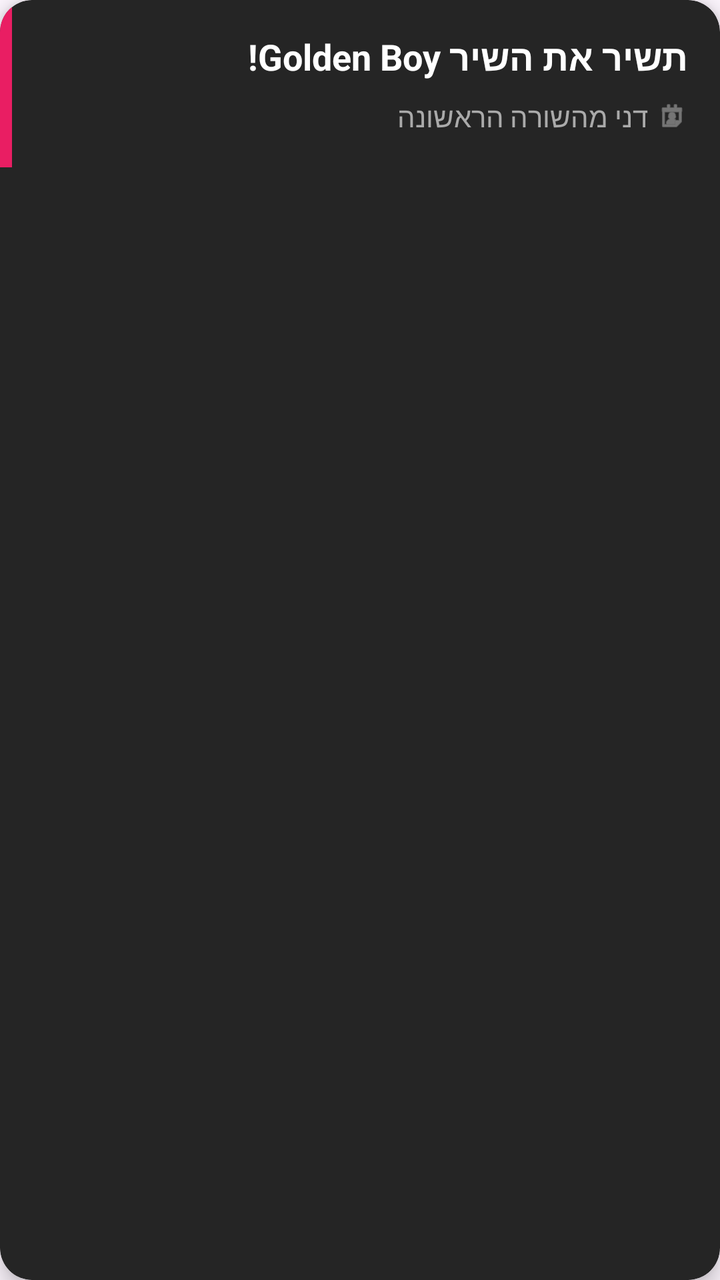
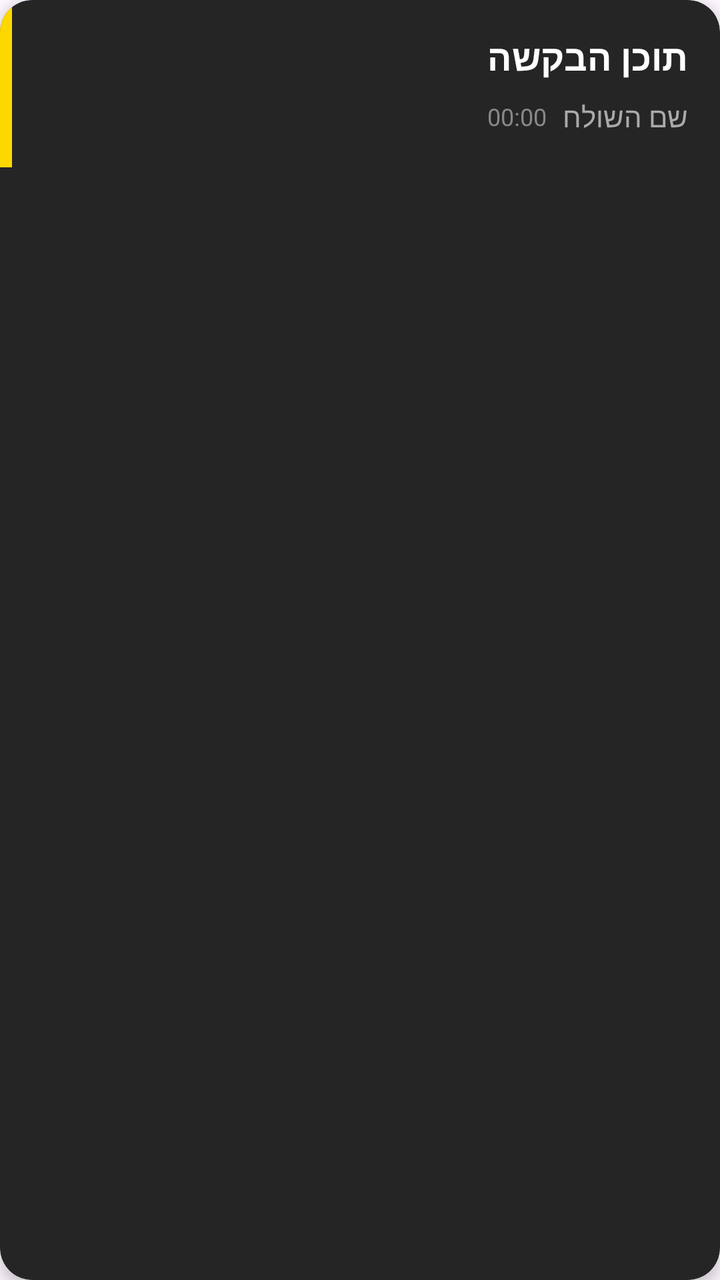

Before-and-after screenshots of an Android layout around one commit, followed by the original layout XML and the change that was made.
<!-- AndroidManifest.xml: application theme Theme.MyApplication -->
<!-- res/layout/item_request.xml -->
<?xml version="1.0" encoding="utf-8"?>
<androidx.cardview.widget.CardView xmlns:android="http://schemas.android.com/apk/res/android"
    xmlns:app="http://schemas.android.com/apk/res-auto"
    android:layout_width="match_parent"
    android:layout_height="wrap_content"
    android:layout_marginHorizontal="12dp"
    android:layout_marginVertical="6dp"
    app:cardCornerRadius="16dp"
    app:cardElevation="6dp"
    app:cardBackgroundColor="#252525">

    <LinearLayout
        android:layout_width="match_parent"
        android:layout_height="wrap_content"
        android:orientation="horizontal">

        <View
            android:layout_width="6dp"
            android:layout_height="match_parent"
            android:background="#E91E63"/>

        <LinearLayout
            android:layout_width="match_parent"
            android:layout_height="wrap_content"
            android:orientation="vertical"
            android:padding="16dp">

            <TextView
                android:id="@+id/tvRequestContent"
                android:layout_width="match_parent"
                android:layout_height="wrap_content"
                android:text="תשיר את השיר Golden Boy!"
                android:textSize="18sp"
                android:textStyle="bold"
                android:textColor="#FFFFFF"
                android:layout_marginBottom="8dp"
                android:textDirection="rtl"/>

            <LinearLayout
                android:layout_width="match_parent"
                android:layout_height="wrap_content"
                android:orientation="horizontal"
                android:gravity="center_vertical"
                android:layoutDirection="rtl">

                <ImageView
                    android:layout_width="16dp"
                    android:layout_height="16dp"
                    android:src="@android:drawable/ic_menu_my_calendar"
                    app:tint="#AAAAAA"
                    android:layout_marginLeft="4dp"/>

                <TextView
                    android:id="@+id/tvSenderName"
                    android:layout_width="wrap_content"
                    android:layout_height="wrap_content"
                    android:text="דני מהשורה הראשונה"
                    android:textSize="14sp"
                    android:textColor="#AAAAAA"/>
            </LinearLayout>

        </LinearLayout>

    </LinearLayout>

</androidx.cardview.widget.CardView>
<!-- resources referenced by this layout -->
<resources>
  <style name="Theme.MyApplication" parent="Base.Theme.MyApplication" />
  <style name="Base.Theme.MyApplication" parent="Theme.Material3.DayNight.NoActionBar">
          
          
      </style>
</resources>

<!-- the commit's change to res/layout/item_request.xml (unified diff, before → after) -->
@@ -1,66 +1,80 @@
 <?xml version="1.0" encoding="utf-8"?>
-<androidx.cardview.widget.CardView xmlns:android="http://schemas.android.com/apk/res/android"
+<com.google.android.material.card.MaterialCardView
+    xmlns:android="http://schemas.android.com/apk/res/android"
     xmlns:app="http://schemas.android.com/apk/res-auto"
+    android:id="@+id/cardRequest"
     android:layout_width="match_parent"
     android:layout_height="wrap_content"
     android:layout_marginHorizontal="12dp"
     android:layout_marginVertical="6dp"
     app:cardCornerRadius="16dp"
-    app:cardElevation="6dp"
-    app:cardBackgroundColor="#252525">
+    app:cardElevation="4dp"
+    app:cardBackgroundColor="#252525"
+    app:strokeWidth="0dp"
+    app:strokeColor="#4CAF50"> <LinearLayout
+    android:layout_width="match_parent"
+    android:layout_height="wrap_content"
+    android:orientation="horizontal">
 
-    <LinearLayout
+    <View
+        android:layout_width="6dp"
+        android:layout_height="match_parent"
+        android:background="#FFD700"/>
+
+    <RelativeLayout
         android:layout_width="match_parent"
         android:layout_height="wrap_content"
-        android:orientation="horizontal">
+        android:padding="16dp">
 
-        <View
-            android:layout_width="6dp"
-            android:layout_height="match_parent"
-            android:background="#E91E63"/>
+        <TextView
+            android:id="@+id/tvRequestContent"
+            android:layout_width="match_parent"
+            android:layout_height="wrap_content"
+            android:layout_toEndOf="@+id/btnDoneRequest"
+            android:layout_alignParentTop="true"
+            android:text="תוכן הבקשה"
+            android:textSize="18sp"
+            android:textStyle="bold"
+            android:textColor="#FFFFFF"
+            android:layout_marginBottom="8dp"
+            android:textDirection="rtl"/>
 
         <LinearLayout
-            android:layout_width="match_parent"
+            android:layout_width="wrap_content"
             android:layout_height="wrap_content"
-            android:orientation="vertical"
-            android:padding="16dp">
+            android:layout_below="@id/tvRequestContent"
+            android:layout_alignParentEnd="true"
+            android:orientation="horizontal"
+            android:gravity="center_vertical">
 
             <TextView
-                android:id="@+id/tvRequestContent"
-                android:layout_width="match_parent"
+                android:id="@+id/tvRequestTime"
+                android:layout_width="wrap_content"
                 android:layout_height="wrap_content"
-                android:text="תשיר את השיר Golden Boy!"
-                android:textSize="18sp"
-                android:textStyle="bold"
-                android:textColor="#FFFFFF"
-                android:layout_marginBottom="8dp"
-                android:textDirection="rtl"/>
+                android:text="00:00"
+                android:textSize="12sp"
+                android:textColor="#888888"
+                android:layout_marginEnd="8dp"/>
 
-            <LinearLayout
-                android:layout_width="match_parent"
+            <TextView
+                android:id="@+id/tvSenderName"
+                android:layout_width="wrap_content"
                 android:layout_height="wrap_content"
-                android:orientation="horizontal"
-                android:gravity="center_vertical"
-                android:layoutDirection="rtl">
-
-                <ImageView
-                    android:layout_width="16dp"
-                    android:layout_height="16dp"
-                    android:src="@android:drawable/ic_menu_my_calendar"
-                    app:tint="#AAAAAA"
-                    android:layout_marginLeft="4dp"/>
-
-                <TextView
-                    android:id="@+id/tvSenderName"
-                    android:layout_width="wrap_content"
-                    android:layout_height="wrap_content"
-                    android:text="דני מהשורה הראשונה"
-                    android:textSize="14sp"
-                    android:textColor="#AAAAAA"/>
-            </LinearLayout>
-
+                android:text="שם השולח"
+                android:textSize="14sp"
+                android:textColor="#AAAAAA"/>
         </LinearLayout>
 
-    </LinearLayout>
-
-</androidx.cardview.widget.CardView>
+        <ImageView
+            android:id="@+id/btnDoneRequest"
+            android:layout_width="36dp"
+            android:layout_height="36dp"
+            android:layout_alignParentStart="true"
+            android:layout_centerVertical="true"
+            android:layout_marginEnd="12dp"
+            android:background="?attr/selectableItemBackgroundBorderless"
+            android:padding="4dp"
+            android:src="@android:drawable/checkbox_on_background"
+            android:visibility="gone"/> </RelativeLayout>
+</LinearLayout>
+</com.google.android.material.card.MaterialCardView>
